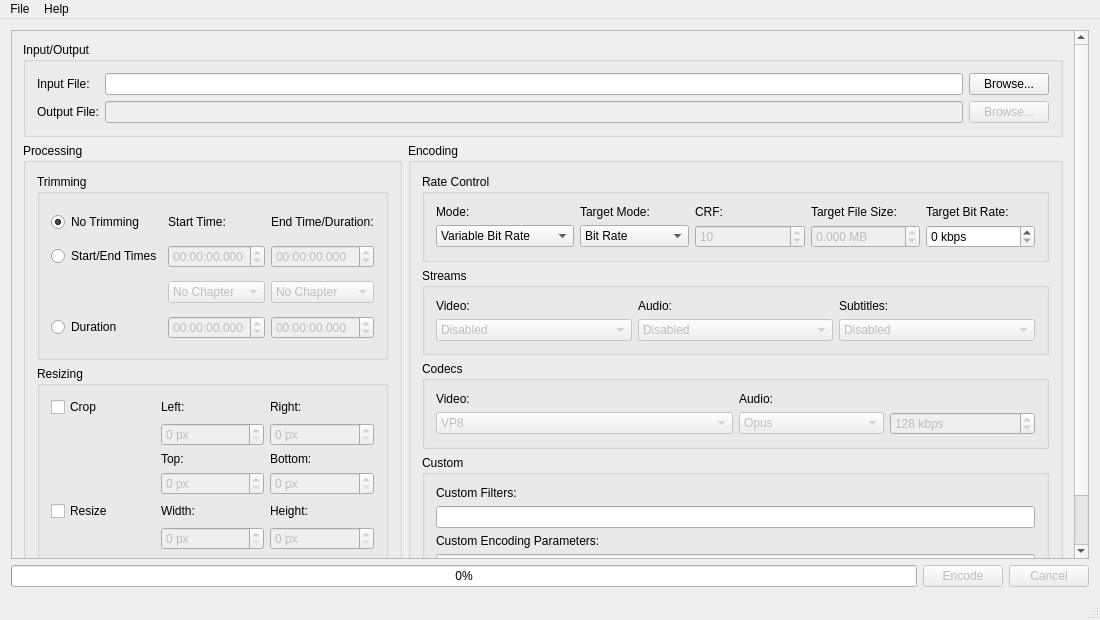
Above: mainwindow.ui from rzumer/Webbum before the change. Below: the same form after it.
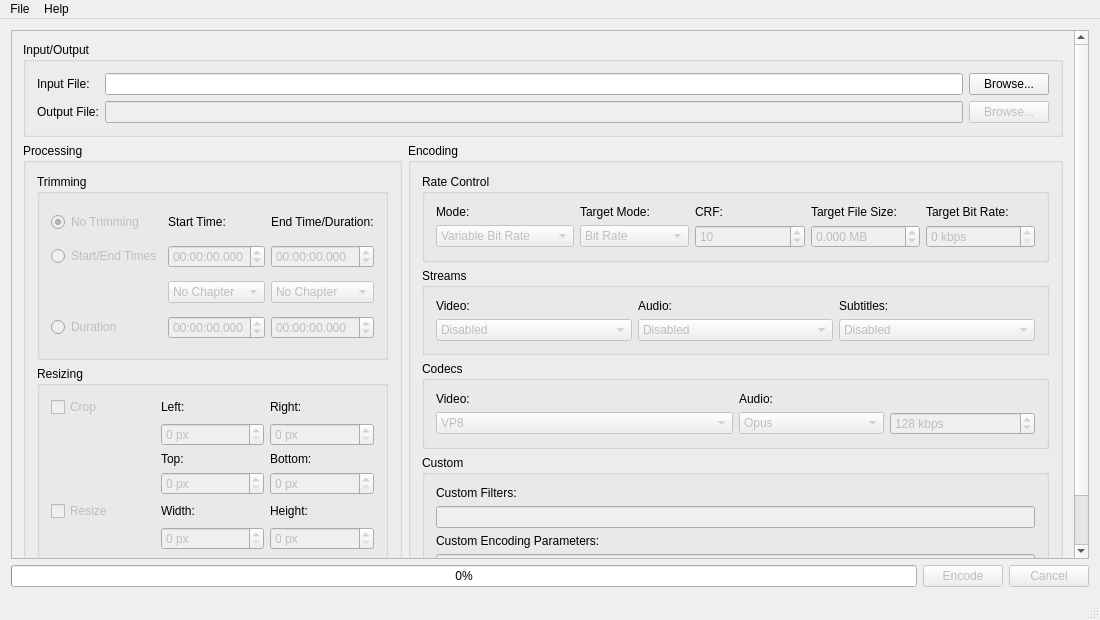
That is the form after the change.

Commit message: Fix UI controls not being disabled by default

```diff
--- a/mainwindow.ui
+++ b/mainwindow.ui
@@ -118,6 +118,9 @@
               </item>
               <item row="2" column="0">
                <widget class="QRadioButton" name="trimStartEndRadioButton">
+                <property name="enabled">
+                 <bool>false</bool>
+                </property>
                 <property name="text">
                  <string>Start/End Times</string>
                 </property>
@@ -125,6 +128,9 @@
               </item>
               <item row="1" column="0">
                <widget class="QRadioButton" name="trimNoneRadioButton">
+                <property name="enabled">
+                 <bool>false</bool>
+                </property>
                 <property name="text">
                  <string>No Trimming</string>
                 </property>
@@ -135,6 +141,9 @@
               </item>
               <item row="4" column="0">
                <widget class="QRadioButton" name="trimDurationRadioButton">
+                <property name="enabled">
+                 <bool>false</bool>
+                </property>
                 <property name="text">
                  <string>Duration</string>
                 </property>
@@ -334,6 +343,9 @@
               </item>
               <item row="8" column="0">
                <widget class="QCheckBox" name="resizeCheckBox">
+                <property name="enabled">
+                 <bool>false</bool>
+                </property>
                 <property name="text">
                  <string>Resize</string>
                 </property>
@@ -425,6 +437,9 @@
               </item>
               <item row="3" column="0">
                <widget class="QCheckBox" name="cropCheckBox">
+                <property name="enabled">
+                 <bool>false</bool>
+                </property>
                 <property name="text">
                  <string>Crop</string>
                 </property>
@@ -536,6 +551,9 @@
               </item>
               <item row="1" column="0">
                <widget class="QComboBox" name="rateModeComboBox">
+                <property name="enabled">
+                 <bool>false</bool>
+                </property>
                 <property name="focusPolicy">
                  <enum>Qt::StrongFocus</enum>
                 </property>
@@ -571,6 +589,9 @@
               </item>
               <item row="1" column="1">
                <widget class="QComboBox" name="rateTargetModeComboBox">
+                <property name="enabled">
+                 <bool>false</bool>
+                </property>
                 <property name="focusPolicy">
                  <enum>Qt::StrongFocus</enum>
                 </property>
@@ -603,7 +624,7 @@
               <item row="1" column="4">
                <widget class="QSpinBox" name="rateTargetBitRateSpinBox">
                 <property name="enabled">
-                 <bool>true</bool>
+                 <bool>false</bool>
                 </property>
                 <property name="focusPolicy">
                  <enum>Qt::StrongFocus</enum>
@@ -838,7 +859,11 @@
                </widget>
               </item>
               <item row="3" column="0">
-               <widget class="QLineEdit" name="customEncodingParametersLineEdit"/>
+               <widget class="QLineEdit" name="customEncodingParametersLineEdit">
+                <property name="enabled">
+                 <bool>false</bool>
+                </property>
+               </widget>
               </item>
               <item row="0" column="0">
                <widget class="QLabel" name="label_2">
@@ -848,7 +873,11 @@
                </widget>
               </item>
               <item row="1" column="0">
-               <widget class="QLineEdit" name="customFiltersLineEdit"/>
+               <widget class="QLineEdit" name="customFiltersLineEdit">
+                <property name="enabled">
+                 <bool>false</bool>
+                </property>
+               </widget>
               </item>
              </layout>
             </widget>
```
